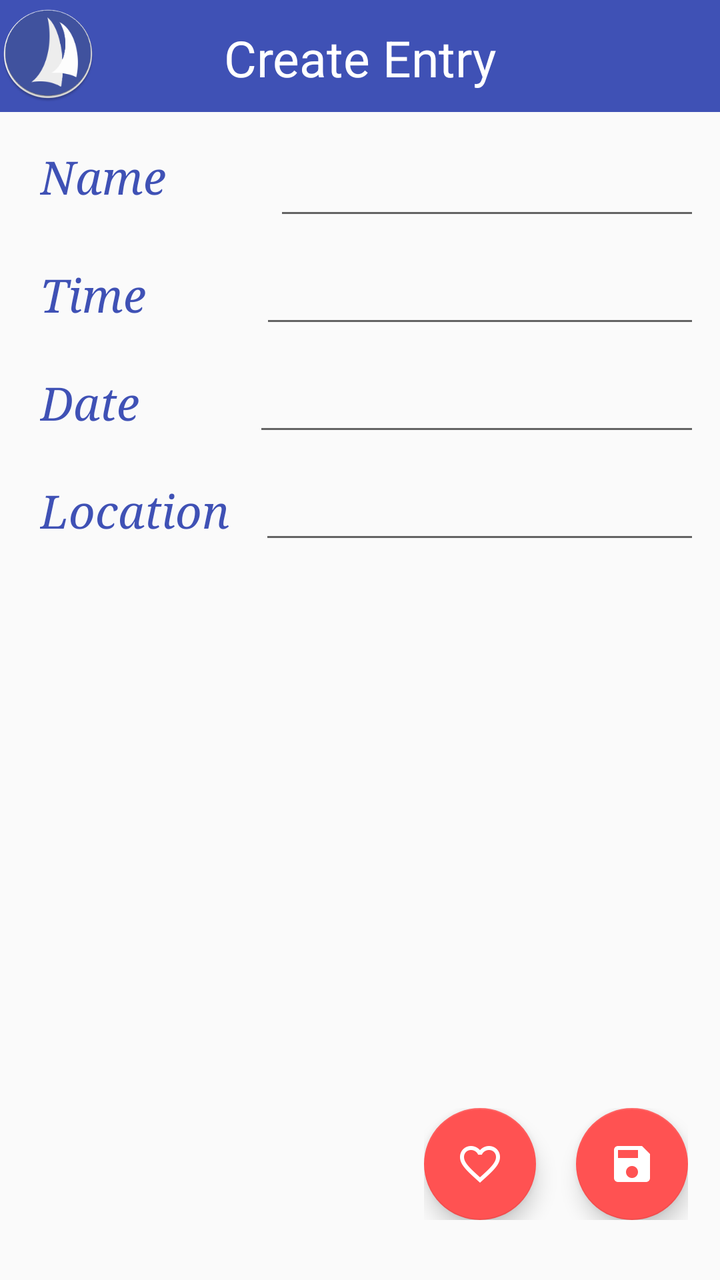
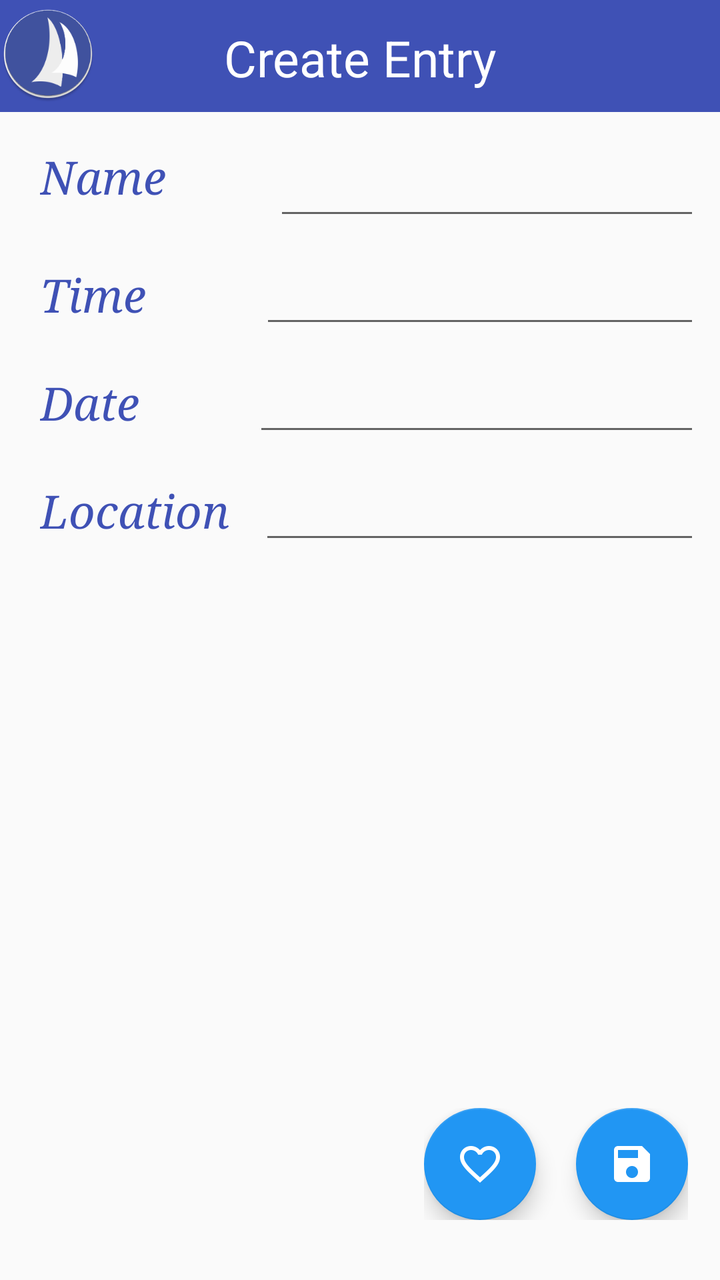

Screens rendered from an Android XML layout before and after an edit, with the pre-edit source and the edit as a unified diff.
<!-- AndroidManifest.xml: application theme Base.Theme.Toolbar -->
<!-- res/layout/activity_create_entries.xml -->
<LinearLayout xmlns:android="http://schemas.android.com/apk/res/android"
    android:layout_width="match_parent"
    android:layout_height="match_parent"
    android:orientation="vertical"
    xmlns:app="http://schemas.android.com/apk/res-auto">

    <RelativeLayout xmlns:android="http://schemas.android.com/apk/res/android"
        xmlns:app="http://schemas.android.com/apk/res-auto"
        xmlns:tools="http://schemas.android.com/tools"
        android:id="@+id/MRL1"
        android:layout_width="match_parent"
        android:layout_height="match_parent"
        android:orientation="vertical"
        tools:context=".MainActivityTrips">

        <android.support.v7.widget.Toolbar
            android:id="@+id/toolbar"
            android:layout_width="match_parent"
            android:layout_height="56dp"
            android:background="?attr/colorPrimary"
            android:minHeight="?attr/actionBarSize"
            android:theme="@style/Base.Theme.Test"
            app:popupTheme="@style/ThemeOverlay.AppCompat.Light" />

        <ImageView
            android:id="@+id/imageView1"
            android:layout_width="wrap_content"
            android:layout_height="wrap_content"
            android:layout_alignParentStart="true"
            android:layout_alignParentTop="true"
            android:layout_marginTop="3dp"
            android:src="@mipmap/ic_launcher" />

        <TextView
            android:id="@+id/titleTextView"
            android:layout_width="wrap_content"
            android:layout_height="wrap_content"
            android:layout_alignParentTop="true"
            android:layout_centerHorizontal="true"
            android:layout_marginBottom="@dimen/activity_vertical_margin"
            android:padding="12dp"
            android:text="Create Entry"
            android:textColor="@color/white"
            android:textSize="25sp" />

        <ScrollView xmlns:android="http://schemas.android.com/apk/res/android"
            android:id="@+id/scrollView1"
            android:layout_width="match_parent"
            android:layout_height="wrap_content"
            android:layout_below="@+id/toolbar">

            <LinearLayout xmlns:android="http://schemas.android.com/apk/res/android"
                android:layout_width="match_parent"
                android:layout_height="match_parent"
                android:orientation="vertical">

                <LinearLayout
                    android:id="@+id/fieldlayout1"
                    android:layout_width="match_parent"
                    android:layout_height="wrap_content"
                    android:layout_below="@+id/toolbar"
                    android:layout_marginEnd="10dp"
                    android:layout_marginStart="10dp"
                    android:layout_marginTop="10dp"
                    android:orientation="horizontal">

                    <TextView
                        android:id="@+id/textViewName"
                        android:layout_width="wrap_content"
                        android:layout_height="wrap_content"
                        android:layout_marginStart="10dp"
                        android:text="Name         "
                        android:textColor="@color/textMain"
                        android:textSize="23sp"
                        android:textStyle="italic"
                        android:typeface="serif" />

                    <EditText
                        android:id="@+id/editTextName"
                        android:layout_width="wrap_content"
                        android:layout_height="wrap_content"
                        android:layout_marginTop="5dp"
                        android:ems="10"
                        android:inputType="text"
                        android:textSize="20sp" />

                </LinearLayout>

                <LinearLayout
                    android:id="@+id/fieldlayout2"
                    android:layout_width="match_parent"
                    android:layout_height="wrap_content"
                    android:layout_marginEnd="10dp"
                    android:layout_marginStart="10dp"
                    android:layout_marginTop="10dp"
                    android:orientation="horizontal">

                    <TextView
                        android:id="@+id/textViewTime"
                        android:layout_width="wrap_content"
                        android:layout_height="wrap_content"
                        android:layout_marginEnd="10dp"
                        android:layout_marginStart="10dp"
                        android:text="Time       "
                        android:textColor="@color/textMain"
                        android:textSize="23sp"
                        android:textStyle="italic"
                        android:typeface="serif" />

                    <EditText
                        android:id="@+id/editTextTime"
                        android:layout_width="wrap_content"
                        android:layout_height="wrap_content"
                        android:layout_marginStart="5dp"
                        android:ems="10"
                        android:inputType="time"
                        android:textSize="@dimen/text_size" />

                </LinearLayout>

                <LinearLayout
                    android:id="@+id/fieldlayout3"
                    android:layout_width="match_parent"
                    android:layout_height="wrap_content"
                    android:layout_marginEnd="10dp"
                    android:layout_marginStart="10dp"
                    android:layout_marginTop="10dp"
                    android:orientation="horizontal">

                    <TextView
                        android:id="@+id/textViewDate"
                        android:layout_width="wrap_content"
                        android:layout_height="wrap_content"
                        android:layout_marginEnd="10dp"
                        android:layout_marginStart="10dp"
                        android:text="Date       "
                        android:textColor="@color/textMain"
                        android:textSize="23sp"
                        android:textStyle="italic"
                        android:typeface="serif" />

                    <EditText
                        android:id="@+id/editTextDate"
                        android:layout_width="wrap_content"
                        android:layout_height="wrap_content"
                        android:layout_marginStart="5dp"
                        android:ems="10"
                        android:inputType="date"
                        android:textSize="@dimen/text_size" />

                </LinearLayout>


                <LinearLayout
                    android:id="@+id/fieldlayout4"
                    android:layout_width="match_parent"
                    android:layout_height="wrap_content"
                    android:layout_marginEnd="10dp"
                    android:layout_marginStart="10dp"
                    android:layout_marginTop="10dp"
                    android:orientation="horizontal">

                    <TextView
                        android:id="@+id/textViewLocation"
                        android:layout_width="wrap_content"
                        android:layout_height="wrap_content"
                        android:layout_marginEnd="10dp"
                        android:layout_marginStart="10dp"
                        android:text="Location"
                        android:textColor="@color/textMain"
                        android:textSize="23sp"
                        android:textStyle="italic"
                        android:typeface="serif" />

                    <EditText
                        android:id="@+id/editTextLocation"
                        android:layout_width="wrap_content"
                        android:layout_height="wrap_content"
                        android:layout_marginStart="5dp"
                        android:ems="10"
                        android:inputType="text"
                        android:textSize="20sp" />

                </LinearLayout>

                <TextView
                    android:id="@+id/TextViewTrip_ID"
                    android:layout_width="wrap_content"
                    android:layout_height="wrap_content"
                    android:textSize="0sp" />

            </LinearLayout>
        </ScrollView>

        <LinearLayout
            android:layout_width="match_parent"
            android:layout_height="match_parent"
            android:orientation="vertical"
            android:weightSum="1">

            <include layout="@layout/layout_fabsave_fav" />

        </LinearLayout>
    </RelativeLayout>
</LinearLayout>
<!-- res/layout/layout_fabsave_fav.xml (included above) -->
<?xml version="1.0" encoding="utf-8"?>
<FrameLayout xmlns:android="http://schemas.android.com/apk/res/android"
    xmlns:app="http://schemas.android.com/apk/res-auto"
    android:id="@+id/fabFrame"
    android:layout_width="match_parent"
    android:layout_height="match_parent"
    android:paddingLeft="@dimen/activity_horizontal_margin"
    android:paddingRight="@dimen/activity_horizontal_margin"
    android:orientation="vertical">

    <LinearLayout
        android:layout_width="wrap_content"
        android:layout_height="wrap_content"
        android:gravity="center_vertical"
        android:layout_gravity="bottom|end"
        android:layout_marginBottom="30dp"
        android:orientation="horizontal">

        <android.support.design.widget.FloatingActionButton
            android:id="@+id/fabSavefav"
            android:layout_width="wrap_content"
            android:layout_height="wrap_content"
            android:layout_gravity="bottom|end"
            android:layout_marginEnd="20dp"
            android:src="@drawable/ic_favorite_border"
            app:backgroundTint="@color/fab"
            app:fabSize="normal" />

        <android.support.design.widget.FloatingActionButton
            android:id="@+id/fabSave"
            android:layout_width="wrap_content"
            android:layout_height="wrap_content"
            android:layout_gravity="bottom|end"
            android:src="@drawable/ic_save_white"
            app:backgroundTint="@color/fab"
            app:fabSize="normal" />

    </LinearLayout>
</FrameLayout>
<!-- resources referenced by this layout -->
<resources>
  <color name="fab">@color/night_text</color>
  <color name="textMain">#ff3F51B5</color>
  <color name="white">#ffffff</color>
  <dimen name="activity_horizontal_margin">16dp</dimen>
  <dimen name="activity_vertical_margin">16dp</dimen>
  <dimen name="text_size">20sp</dimen>
  <!-- drawable ic_favorite_border: png bitmap (drawable-hdpi, 975 bytes) -->
  <!-- drawable ic_save_white: png bitmap (drawable-hdpi, 391 bytes) -->
  <!-- mipmap ic_launcher: png bitmap (mipmap-hdpi, 5911 bytes) -->
  <style name="Base.Theme.Test" parent="Theme.AppCompat.Light.NoActionBar">
          <item name="colorPrimary">@color/primary</item>
          <item name="colorPrimaryDark">@color/primary_dark</item>
          <item name="colorAccent">@color/night_text</item>
          <item name="android:textColorPrimary">@color/white</item>
          <item name="android:homeAsUpIndicator">@drawable/ic_action_menu</item>
      </style>
  <style name="Base.Theme.Toolbar" parent="Theme.AppCompat.Light.NoActionBar">
          <item name="colorPrimary">@color/primary</item>
          <item name="colorPrimaryDark">@color/primary_dark</item>
          <item name="colorAccent">@color/night_text</item>
          <item name="mcab_contentinset_start">60dp</item>
      </style>
  <color name="night_text">@color/accent</color>
  <color name="primary">#ff3F51B5</color>
  <color name="primary_dark">#ff303F9F</color>
  <!-- drawable ic_action_menu (drawable) -->
  <?xml version="1.0" encoding="utf-8"?>
  <vector xmlns:android="http://schemas.android.com/apk/res/android"
      android:width="24dp"
      android:height="24dp"
      android:viewportWidth="24"
      android:viewportHeight="24">
  
      <path
          android:pathData="M0 0h24v24H0z" />
      <path
          android:fillColor="#ffffff"
          android:pathData="M3 18h18v-2H3v2zm0-5h18v-2H3v2zm0-7v2h18V6H3z" />
  </vector>
  <color name="accent">#ffFF5252</color>
</resources>

<!-- the commit's change to res/layout/activity_create_entries.xml (unified diff, before → after) -->
@@ -1,26 +1,33 @@
-<LinearLayout xmlns:android="http://schemas.android.com/apk/res/android"
+<?xml version="1.0" encoding="utf-8"?>
+<androidx.drawerlayout.widget.DrawerLayout xmlns:android="http://schemas.android.com/apk/res/android"
+    xmlns:app="http://schemas.android.com/apk/res-auto"
+    xmlns:tools="http://schemas.android.com/tools"
+    android:id="@+id/drawer_layout"
+    android:layout_height="match_parent"
     android:layout_width="match_parent"
-    android:layout_height="match_parent"
-    android:orientation="vertical"
-    xmlns:app="http://schemas.android.com/apk/res-auto">
-
-    <RelativeLayout xmlns:android="http://schemas.android.com/apk/res/android"
-        xmlns:app="http://schemas.android.com/apk/res-auto"
-        xmlns:tools="http://schemas.android.com/tools"
-        android:id="@+id/MRL1"
+    android:fitsSystemWindows="true">
+
+    <LinearLayout
         android:layout_width="match_parent"
         android:layout_height="match_parent"
-        android:orientation="vertical"
-        tools:context=".MainActivityTrips">
-
-        <android.support.v7.widget.Toolbar
-            android:id="@+id/toolbar"
+        android:orientation="vertical">
+
+
+        <RelativeLayout
             android:layout_width="match_parent"
-            android:layout_height="56dp"
-            android:background="?attr/colorPrimary"
-            android:minHeight="?attr/actionBarSize"
-            android:theme="@style/Base.Theme.Test"
-            app:popupTheme="@style/ThemeOverlay.AppCompat.Light" />
+            android:layout_height="match_parent"
+            tools:context=".MainActivityEntries"
+            android:orientation="vertical"
+            android:id="@+id/MRL1">
+
+            <androidx.appcompat.widget.Toolbar
+                android:id="@+id/toolbar"
+                android:layout_width="match_parent"
+                android:layout_height="56dp"
+                android:minHeight="?attr/actionBarSize"
+                android:background="?attr/colorPrimary"
+                app:popupTheme="@style/ThemeOverlay.AppCompat.Light"
+                android:theme="@style/Base.Theme.Test" />
 
         <ImageView
             android:id="@+id/imageView1"
@@ -192,17 +199,24 @@
             </LinearLayout>
         </ScrollView>
 
-        <LinearLayout
-            android:layout_width="match_parent"
-            android:layout_height="match_parent"
-            android:orientation="vertical"
-            android:weightSum="1">
+
 
             <include layout="@layout/layout_fabsave_fav" />
 
-        </LinearLayout>
-    </RelativeLayout>
-</LinearLayout>
+        </RelativeLayout>
+    </LinearLayout>
+
+    <com.google.android.material.navigation.NavigationView
+        android:id="@+id/nav_view"
+        android:layout_height="match_parent"
+        android:layout_width="wrap_content"
+        android:layout_gravity="start"
+        android:fitsSystemWindows="true"
+        app:headerLayout="@layout/nav_header"
+        app:menu="@menu/drawer_create_entries"
+        app:theme="@style/NavigationViewTheme" />
+
+</androidx.drawerlayout.widget.DrawerLayout>
 <!-- res/layout/layout_fabsave_fav.xml (included above) -->
 <?xml version="1.0" encoding="utf-8"?>
 <FrameLayout xmlns:android="http://schemas.android.com/apk/res/android"
@@ -222,7 +236,7 @@
         android:layout_marginBottom="30dp"
         android:orientation="horizontal">
 
-        <android.support.design.widget.FloatingActionButton
+        <com.google.android.material.floatingactionbutton.FloatingActionButton
             android:id="@+id/fabSavefav"
             android:layout_width="wrap_content"
             android:layout_height="wrap_content"
@@ -232,7 +246,7 @@
             app:backgroundTint="@color/fab"
             app:fabSize="normal" />
 
-        <android.support.design.widget.FloatingActionButton
+        <com.google.android.material.floatingactionbutton.FloatingActionButton
             android:id="@+id/fabSave"
             android:layout_width="wrap_content"
             android:layout_height="wrap_content"
@@ -243,3 +257,34 @@
 
     </LinearLayout>
 </FrameLayout>
+<!-- res/layout/nav_header.xml (included above) -->
+<?xml version="1.0" encoding="utf-8"?>
+<LinearLayout xmlns:android="http://schemas.android.com/apk/res/android"
+    android:layout_width="match_parent"
+    android:layout_height="192dp"
+    android:id="@+id/layout11"
+    android:background="@color/primary"
+    android:padding="16dp"
+    android:theme="@style/ThemeOverlay.AppCompat.Dark"
+    android:orientation="vertical"
+    android:gravity="bottom">
+
+    <ImageView
+        android:layout_width="100dp"
+        android:layout_height="100dp"
+        android:id="@+id/imVie_AppLogo"
+        android:src="@mipmap/ic_launcher"
+        android:layout_marginBottom="12dp"
+        android:layout_gravity="center_horizontal" />
+
+
+    <TextView
+        android:layout_width="wrap_content"
+        android:layout_height="wrap_content"
+        android:text="@string/BoatLog"
+        android:layout_gravity="center_horizontal"
+        style="@style/TextAppearance.AppCompat.Subhead" />
+
+
+
+</LinearLayout>
<!-- resource entries referenced after the edit -->
@@ -9,6 +9,7 @@
   <!-- drawable ic_favorite_border: png bitmap (drawable-hdpi, 975 bytes) -->
   <!-- drawable ic_save_white: png bitmap (drawable-hdpi, 391 bytes) -->
   <!-- mipmap ic_launcher: png bitmap (mipmap-hdpi, 5911 bytes) -->
+  <string name="BoatLog">BoatLog</string>
   <style name="Base.Theme.Test" parent="Theme.AppCompat.Light.NoActionBar">
           <item name="colorPrimary">@color/primary</item>
           <item name="colorPrimaryDark">@color/primary_dark</item>
@@ -16,11 +17,14 @@
           <item name="android:textColorPrimary">@color/white</item>
           <item name="android:homeAsUpIndicator">@drawable/ic_action_menu</item>
       </style>
+  <style name="NavigationViewTheme" parent="AppTheme">
+          <item name="textAppearanceListItem">@style/TextAppearance.AppCompat.Body2</item>
+      </style>
+      ThemeOverlay_Material_Dialog_Alert
   <style name="Base.Theme.Toolbar" parent="Theme.AppCompat.Light.NoActionBar">
           <item name="colorPrimary">@color/primary</item>
           <item name="colorPrimaryDark">@color/primary_dark</item>
           <item name="colorAccent">@color/night_text</item>
-          <item name="mcab_contentinset_start">60dp</item>
       </style>
   <color name="night_text">@color/accent</color>
   <color name="primary">#ff3F51B5</color>
@@ -39,6 +43,11 @@
           android:fillColor="#ffffff"
           android:pathData="M3 18h18v-2H3v2zm0-5h18v-2H3v2zm0-7v2h18V6H3z" />
   </vector>
-  <color name="accent">#ffFF5252</color>
+  <style name="AppTheme" parent="android:Theme.Material.Light">
+          <item name="android:colorPrimary">@color/primary</item>
+          <item name="android:colorPrimaryDark">@color/primary_dark</item>
+          <item name="android:colorAccent">@color/night_text</item>
+      </style>
+  <color name="accent">#2196F3</color>
 </resources>
 
